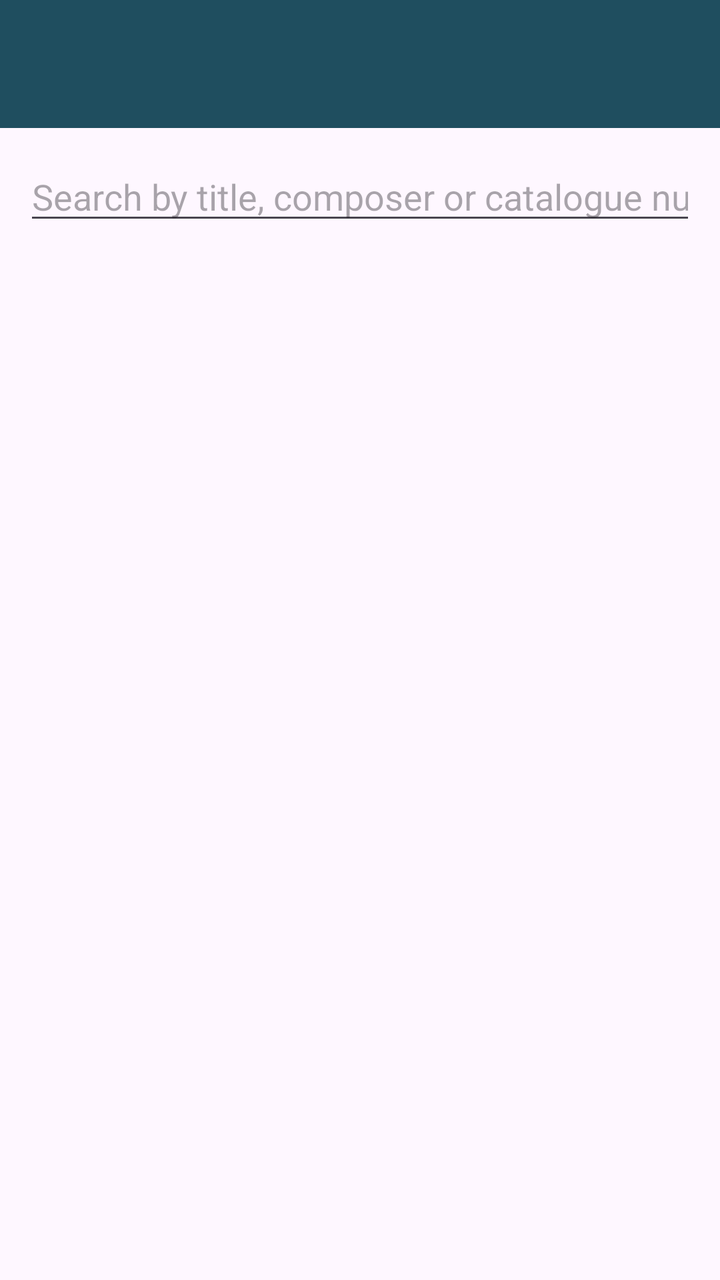
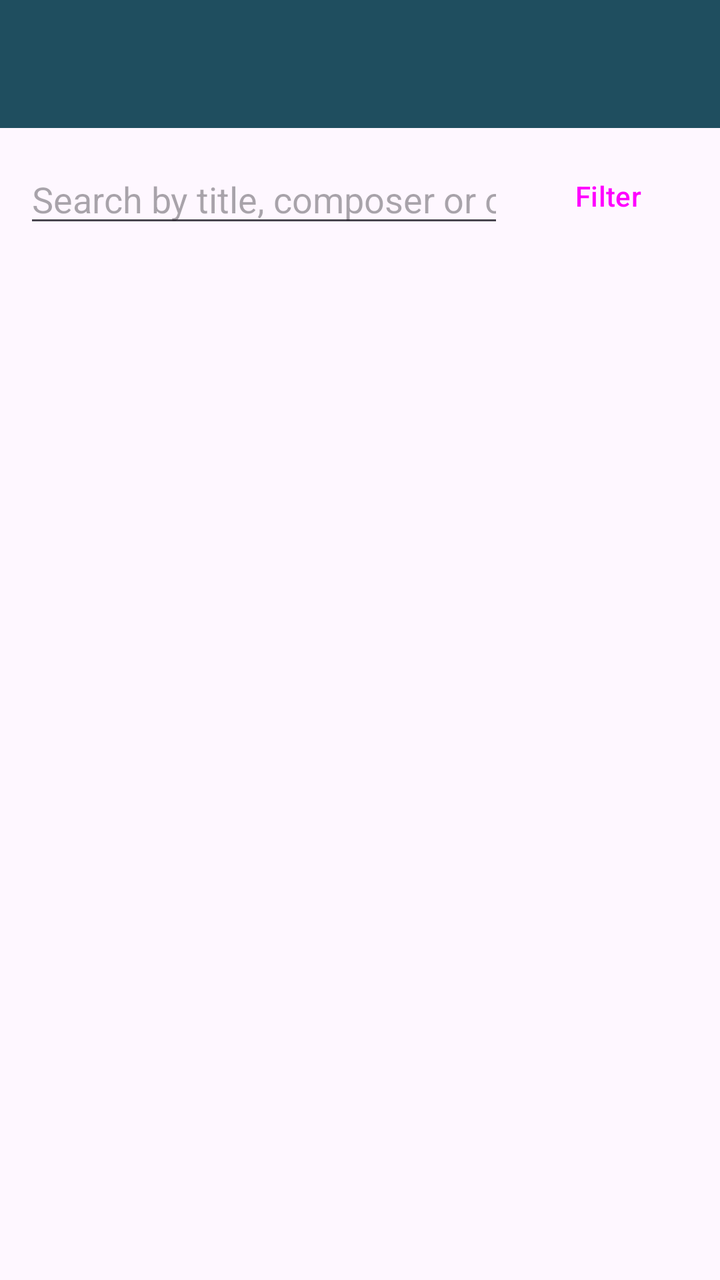

Two renders of the same Android screen: before a commit and after it. Below are the layout's source before the change and the commit's diff.
<!-- AndroidManifest.xml: application theme Theme.SheetMusicShelf -->
<!-- res/layout/activity_browse.xml -->
<?xml version="1.0" encoding="utf-8"?>
<LinearLayout xmlns:android="http://schemas.android.com/apk/res/android"
    android:layout_width="match_parent"
    android:layout_height="match_parent"
    android:orientation="vertical">

    <com.google.android.material.appbar.MaterialToolbar
        android:id="@+id/toolbar"
        android:layout_width="match_parent"
        android:layout_height="?attr/actionBarSize"
        android:background="?attr/colorPrimary"
        android:theme="@style/ThemeOverlay.Material3.Dark.ActionBar" />

    <EditText
        android:id="@+id/search"
        android:layout_width="match_parent"
        android:layout_height="wrap_content"
        android:layout_margin="12dp"
        android:hint="@string/search_hint"
        android:imeOptions="actionSearch"
        android:inputType="text"
        android:autofillHints=""
        android:maxLines="1" />

    <TextView
        android:id="@+id/status"
        android:layout_width="match_parent"
        android:layout_height="wrap_content"
        android:padding="20dp"
        android:gravity="center"
        android:textAppearance="?attr/textAppearanceBodyMedium"
        android:visibility="gone" />

    <Button
        android:id="@+id/retry"
        style="?attr/materialButtonOutlinedStyle"
        android:layout_width="wrap_content"
        android:layout_height="wrap_content"
        android:layout_gravity="center_horizontal"
        android:text="@string/try_again"
        android:visibility="gone" />

    <androidx.recyclerview.widget.RecyclerView
        android:id="@+id/list"
        android:layout_width="match_parent"
        android:layout_height="0dp"
        android:layout_weight="1"
        android:clipToPadding="false"
        android:paddingBottom="12dp" />
</LinearLayout>
<!-- resources referenced by this layout -->
<resources>
  <string name="search_hint">Search by title, composer or catalogue number</string>
  <string name="try_again">Try again</string>
  <style name="Theme.SheetMusicShelf" parent="Theme.Material3.DayNight.NoActionBar">
          <item name="colorPrimary">@color/slate</item>
          <item name="colorSecondary">@color/slate</item>
      </style>
  <color name="slate">#1F4E5F</color>
</resources>

<!-- the commit's change to res/layout/activity_browse.xml (unified diff, before → after) -->
@@ -1,5 +1,7 @@
 <?xml version="1.0" encoding="utf-8"?>
 <LinearLayout xmlns:android="http://schemas.android.com/apk/res/android"
+    xmlns:app="http://schemas.android.com/apk/res-auto"
+    android:id="@+id/root"
     android:layout_width="match_parent"
     android:layout_height="match_parent"
     android:orientation="vertical">
@@ -11,16 +13,59 @@
         android:background="?attr/colorPrimary"
         android:theme="@style/ThemeOverlay.Material3.Dark.ActionBar" />
 
-    <EditText
-        android:id="@+id/search"
+    <LinearLayout
         android:layout_width="match_parent"
         android:layout_height="wrap_content"
-        android:layout_margin="12dp"
-        android:hint="@string/search_hint"
-        android:imeOptions="actionSearch"
-        android:inputType="text"
-        android:autofillHints=""
-        android:maxLines="1" />
+        android:orientation="horizontal"
+        android:gravity="center_vertical"
+        android:paddingHorizontal="12dp"
+        android:paddingTop="10dp">
+
+        <EditText
+            android:id="@+id/search"
+            android:layout_width="0dp"
+            android:layout_height="wrap_content"
+            android:layout_weight="1"
+            android:hint="@string/search_hint"
+            android:imeOptions="actionSearch"
+            android:inputType="text"
+            android:autofillHints=""
+            android:maxLines="1" />
+
+        <Button
+            android:id="@+id/filterButton"
+            style="?attr/materialButtonOutlinedStyle"
+            android:layout_width="wrap_content"
+            android:layout_height="wrap_content"
+            android:layout_marginStart="8dp"
+            android:text="@string/filter" />
+    </LinearLayout>
+
+    <HorizontalScrollView
+        android:layout_width="match_parent"
+        android:layout_height="wrap_content"
+        android:scrollbars="none">
+
+        <com.google.android.material.chip.ChipGroup
+            android:id="@+id/chips"
+            android:layout_width="wrap_content"
+            android:layout_height="wrap_content"
+            android:paddingHorizontal="12dp"
+            android:paddingTop="6dp"
+            android:visibility="gone"
+            app:singleLine="true" />
+    </HorizontalScrollView>
+
+    <TextView
+        android:id="@+id/count"
+        android:layout_width="match_parent"
+        android:layout_height="wrap_content"
+        android:paddingHorizontal="16dp"
+        android:paddingTop="8dp"
+        android:paddingBottom="2dp"
+        android:textAppearance="?attr/textAppearanceLabelMedium"
+        android:alpha="0.6"
+        android:visibility="gone" />
 
     <TextView
         android:id="@+id/status"
<!-- resource entries referenced after the edit -->
@@ -1,5 +1,6 @@
 <!-- resources referenced by this layout -->
 <resources>
+  <string name="filter">Filter</string>
   <string name="search_hint">Search by title, composer or catalogue number</string>
   <string name="try_again">Try again</string>
   <style name="Theme.SheetMusicShelf" parent="Theme.Material3.DayNight.NoActionBar">
